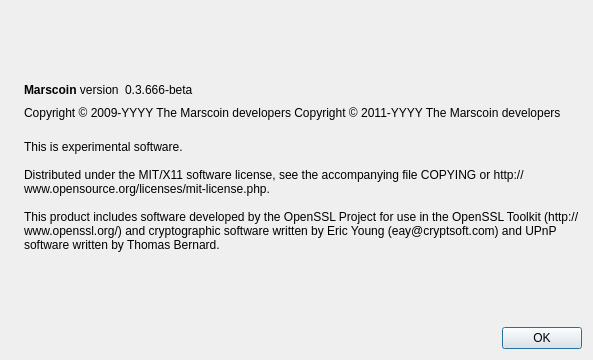
Old version of the form src/qt/forms/aboutdialog.ui in the repository marscoin/marscoin.
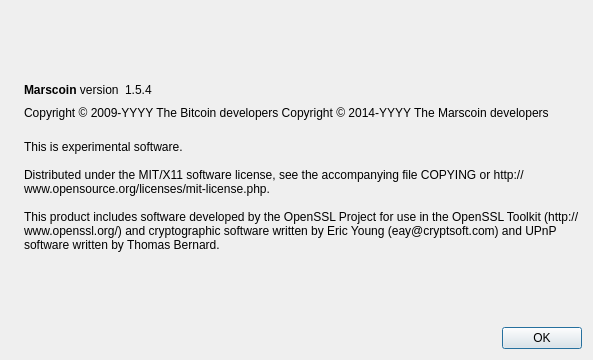
New version of the form. Icons and pictures are not drawn.

The edit to the form file:
```diff
--- a/src/qt/forms/aboutdialog.ui
+++ b/src/qt/forms/aboutdialog.ui
@@ -63,7 +63,7 @@
           <cursorShape>IBeamCursor</cursorShape>
          </property>
          <property name="text">
-          <string notr="true">0.3.666-beta</string>
+          <string notr="true">1.5.4</string>
          </property>
          <property name="textInteractionFlags">
           <set>Qt::LinksAccessibleByMouse|Qt::TextSelectableByKeyboard|Qt::TextSelectableByMouse</set>
@@ -91,8 +91,8 @@
         <cursorShape>IBeamCursor</cursorShape>
        </property>
        <property name="text">
-        <string notr="true">Copyright &amp;copy; 2009-YYYY The Marscoin developers
-Copyright &amp;copy; 2011-YYYY The Marscoin developers</string>
+        <string notr="true">Copyright &amp;copy; 2009-YYYY The Bitcoin developers
+Copyright &amp;copy; 2014-YYYY The Marscoin developers</string>
        </property>
        <property name="textFormat">
         <enum>Qt::RichText</enum>
```
